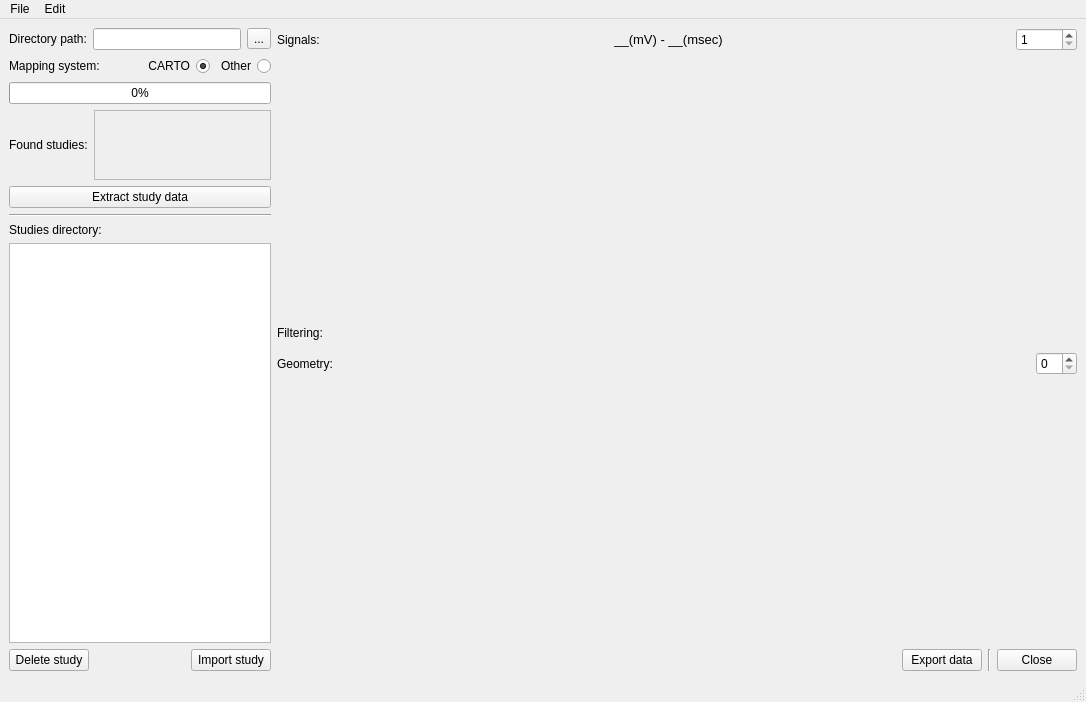
First picture: the form in UI_files/ui_mainwindow.ui, repository nicksunderland/SignalXtor, before the edit.
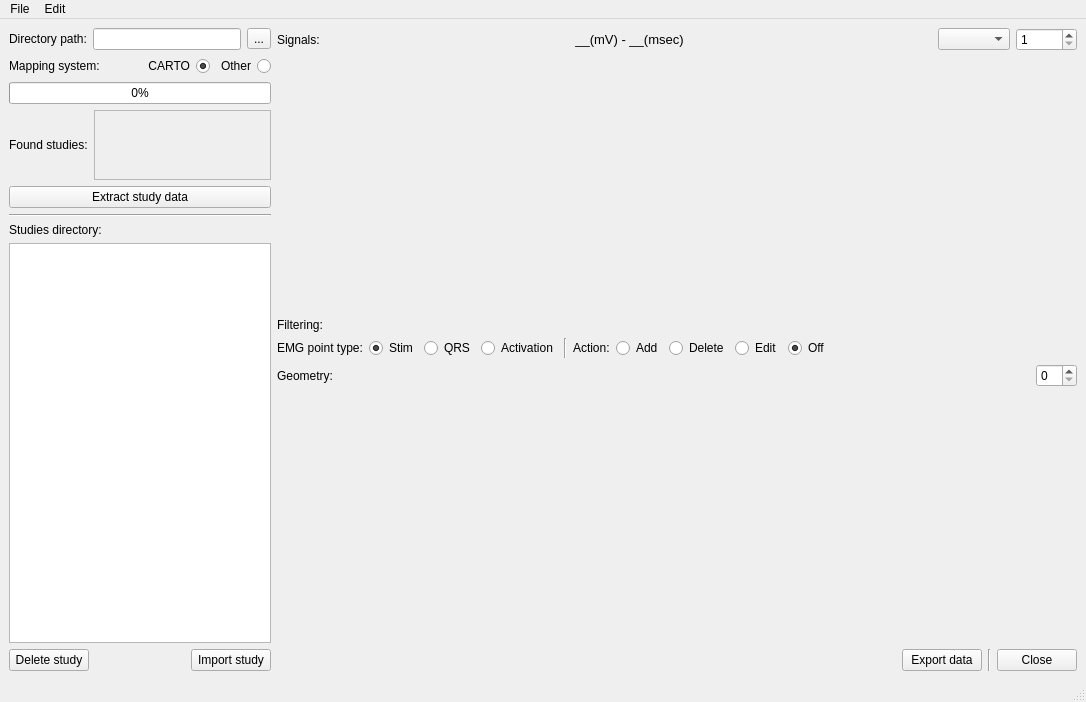
Second picture: the form after the edit.

Patch:
```diff
--- a/UI_files/ui_mainwindow.ui
+++ b/UI_files/ui_mainwindow.ui
@@ -14,7 +14,7 @@
    <string>SignalXtor</string>
   </property>
   <widget class="QWidget" name="centralwidget">
-   <layout class="QHBoxLayout" name="horizontalLayout_6">
+   <layout class="QHBoxLayout" name="horizontalLayout_11">
     <item>
      <layout class="QVBoxLayout" name="verticalLayout">
       <item>
@@ -67,6 +67,9 @@
             <property name="checked">
              <bool>true</bool>
             </property>
+            <attribute name="buttonGroup">
+             <string notr="true">buttonGroup_2</string>
+            </attribute>
            </widget>
           </item>
           <item>
@@ -77,6 +80,9 @@
             <property name="text">
              <string>Other</string>
             </property>
+            <attribute name="buttonGroup">
+             <string notr="true">buttonGroup_2</string>
+            </attribute>
            </widget>
           </item>
          </layout>
@@ -129,7 +135,7 @@
             <rect>
              <x>0</x>
              <y>0</y>
-             <width>156</width>
+             <width>158</width>
              <height>68</height>
             </rect>
            </property>
@@ -204,8 +210,6 @@
      </layout>
     </item>
     <item>
-     <layout class="QVBoxLayout" name="verticalLayout_5">
-      <item>
        <layout class="QVBoxLayout" name="verticalLayout_4">
         <item>
          <layout class="QHBoxLayout" name="horizontalLayout_4">
@@ -257,6 +261,9 @@
             </property>
            </spacer>
           </item>
+        <item>
+         <widget class="QComboBox" name="comboBox_signal_type"/>
+        </item>
           <item>
            <widget class="QSpinBox" name="spinBox_signals">
             <property name="minimum">
@@ -299,8 +306,6 @@
           </layout>
          </widget>
         </item>
-       </layout>
-      </item>
       <item>
        <layout class="QVBoxLayout" name="verticalLayout_2">
         <item>
@@ -311,14 +316,118 @@
          </widget>
         </item>
         <item>
-         <widget class="QWidget" name="widget_3" native="true">
-          <property name="sizePolicy">
-           <sizepolicy hsizetype="Expanding" vsizetype="Preferred">
-            <horstretch>0</horstretch>
-            <verstretch>0</verstretch>
-           </sizepolicy>
-          </property>
-         </widget>
+         <layout class="QHBoxLayout" name="horizontalLayout_6">
+          <item>
+           <widget class="QLabel" name="label_4">
+            <property name="text">
+             <string>EMG point type:</string>
+            </property>
+           </widget>
+          </item>
+          <item>
+           <widget class="QRadioButton" name="radioButton">
+            <property name="text">
+             <string>Stim</string>
+            </property>
+            <property name="checked">
+             <bool>true</bool>
+            </property>
+            <attribute name="buttonGroup">
+             <string notr="true">buttonGroup_3</string>
+            </attribute>
+           </widget>
+          </item>
+          <item>
+           <widget class="QRadioButton" name="radioButton_2">
+            <property name="text">
+             <string>QRS</string>
+            </property>
+            <attribute name="buttonGroup">
+             <string notr="true">buttonGroup_3</string>
+            </attribute>
+           </widget>
+          </item>
+          <item>
+           <widget class="QRadioButton" name="radioButton_3">
+            <property name="text">
+             <string>Activation</string>
+            </property>
+            <attribute name="buttonGroup">
+             <string notr="true">buttonGroup_3</string>
+            </attribute>
+           </widget>
+          </item>
+          <item>
+           <widget class="Line" name="line_3">
+            <property name="orientation">
+             <enum>Qt::Vertical</enum>
+            </property>
+           </widget>
+          </item>
+          <item>
+           <widget class="QLabel" name="label_6">
+            <property name="text">
+             <string>Action:</string>
+            </property>
+           </widget>
+          </item>
+          <item>
+           <widget class="QRadioButton" name="radioButton_EMG_edit_add">
+            <property name="text">
+             <string>Add</string>
+            </property>
+            <attribute name="buttonGroup">
+             <string notr="true">buttonGroup</string>
+            </attribute>
+           </widget>
+          </item>
+          <item>
+           <widget class="QRadioButton" name="radioButton_EMG_edit_delete">
+            <property name="text">
+             <string>Delete</string>
+            </property>
+            <attribute name="buttonGroup">
+             <string notr="true">buttonGroup</string>
+            </attribute>
+           </widget>
+          </item>
+          <item>
+           <widget class="QRadioButton" name="radioButton_EMG_edit_on">
+            <property name="text">
+             <string>Edit</string>
+            </property>
+            <attribute name="buttonGroup">
+             <string notr="true">buttonGroup</string>
+            </attribute>
+           </widget>
+          </item>
+          <item>
+           <widget class="QRadioButton" name="radioButton_EMG_edit_off">
+            <property name="text">
+             <string>Off</string>
+            </property>
+            <property name="checked">
+             <bool>true</bool>
+            </property>
+            <attribute name="buttonGroup">
+             <string notr="true">buttonGroup</string>
+            </attribute>
+           </widget>
+          </item>
+          <item>
+           <spacer name="horizontalSpacer_6">
+            <property name="orientation">
+             <enum>Qt::Horizontal</enum>
+            </property>
+            <property name="sizeHint" stdset="0">
+             <size>
+              <width>40</width>
+              <height>20</height>
+             </size>
+            </property>
+           </spacer>
+          </item>
+         </layout>
         </item>
        </layout>
       </item>
```
Left out of the diff: 5 changed lines with no effect on the pictures. Lines whose indentation alone changed are shown as unchanged.
